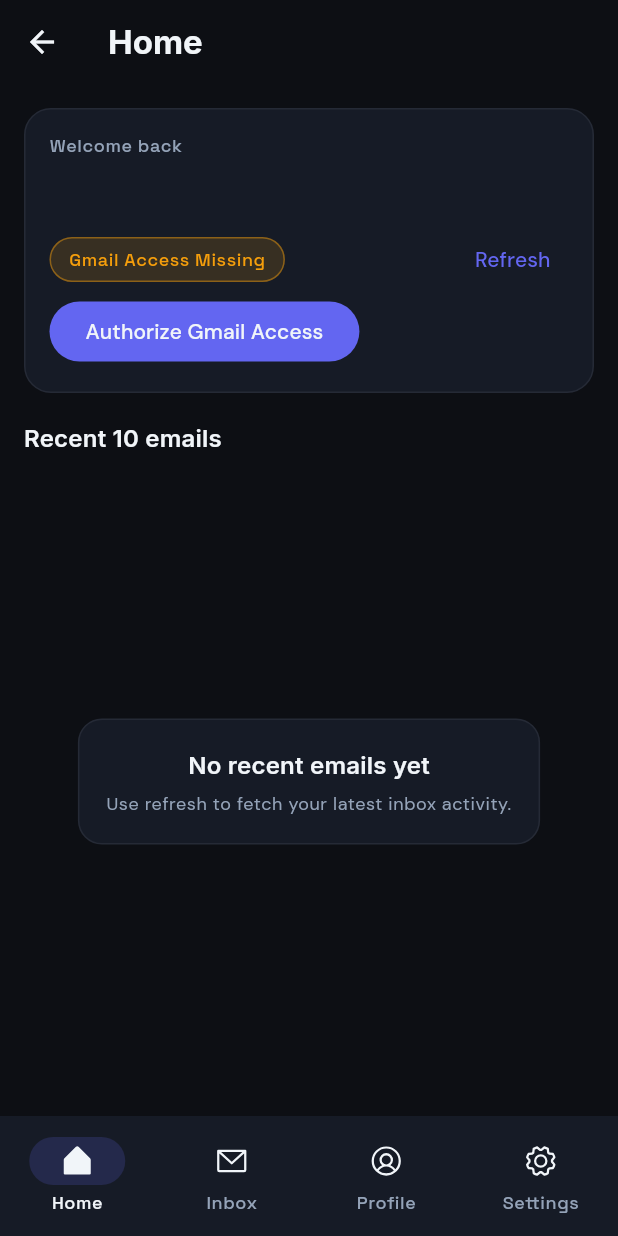
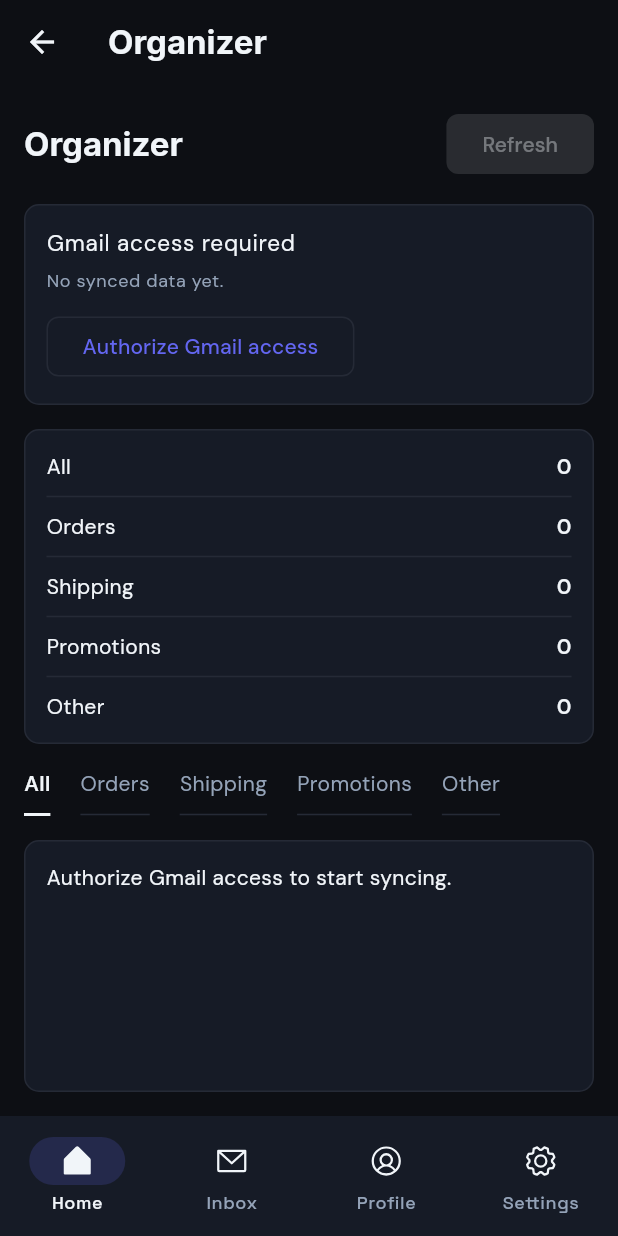
Before and after one commit to shahidhustles/email_classifier_app, a Flutter app: the AppShellScreen screen opened directly, on a phone screen of 412 x 824 dp. Run offline on Flutter 3.47's test engine with Material 3 defaults, Android fonts, the phone set to English and light mode, and no system bars; our stand-ins replace flutter_dotenv, google_fonts, google_sign_in, phosphor_flutter, shared_preferences; missing offline and left inert: extension_google_sign_in_as_googleapis_auth, googleapis; accounts and stored records are empty.

Commit message:
feat: refresh inbox and home UI
Co-authored-by: Copilot <223556219+Copilot@users.noreply.github.com>

```diff
--- a/lib/screens/app_shell_screen.dart
+++ b/lib/screens/app_shell_screen.dart
@@ -18,7 +18,7 @@ class _AppShellScreenState extends State<AppShellScreen> {
   int _selectedIndex = 0;
 
   static const List<String> _titles = <String>[
-    'Home',
+    'Organizer',
     'Inbox',
     'Profile',
     'Settings',
--- a/lib/screens/home_screen.dart
+++ b/lib/screens/home_screen.dart
@@ -79,7 +79,9 @@ class HomeScreen extends StatelessWidget {
                         TextButton(
                           onPressed: emailProvider.isLoading
                               ? null
-                              : () => emailProvider.loadLatestEmails(limit: 10),
+                              : () => emailProvider.loadLatestEmails(
+                                  limitPerLabel: 10,
+                                ),
                           child: const Text('Load'),
                         ),
                         TextButton(
--- a/lib/screens/tabs/home_tab_screen.dart
+++ b/lib/screens/tabs/home_tab_screen.dart
@@ -2,120 +2,53 @@ import 'package:flutter/material.dart';
 import 'package:provider/provider.dart';
 
 import '../../config/app_theme.dart';
-import '../../models/auth_user.dart';
 import '../../models/email_model.dart';
 import '../../providers/auth_provider.dart';
 import '../../providers/email_provider.dart';
+import '../../widgets/email_category_filter_bar.dart';
 import '../../widgets/email_list_item.dart';
 
-class HomeTabScreen extends StatefulWidget {
+class HomeTabScreen extends StatelessWidget {
   const HomeTabScreen({super.key});
-
-  @override
-  State<HomeTabScreen> createState() => _HomeTabScreenState();
-}
-
-class _HomeTabScreenState extends State<HomeTabScreen> {
-  bool _autoLoadTriggered = false;
-
-  void _maybeAutoLoad(AuthProvider authProvider, EmailProvider emailProvider) {
-    if (_autoLoadTriggered) {
-      return;
-    }
-
-    if (!authProvider.hasGmailAccess || emailProvider.isLoading) {
-      return;
-    }
-
-    if (emailProvider.emails.isNotEmpty) {
-      _autoLoadTriggered = true;
-      return;
-    }
-
-    _autoLoadTriggered = true;
-    WidgetsBinding.instance.addPostFrameCallback((_) {
-      if (!mounted) {
-        return;
-      }
-      emailProvider.loadLatestEmails(limit: 10);
-    });
-  }
 
   @override
   Widget build(BuildContext context) {
     return Consumer2<AuthProvider, EmailProvider>(
       builder: (context, authProvider, emailProvider, _) {
-        _maybeAutoLoad(authProvider, emailProvider);
-
-        final AuthUser? user = authProvider.currentUser;
-        final List<EmailModel> topEmails = emailProvider.emails.length > 10
-            ? emailProvider.emails.take(10).toList(growable: false)
-            : emailProvider.emails;
+        final List<EmailModel> previewEmails = emailProvider.visibleEmails
+            .take(6)
+            .toList(growable: false);
 
         return Padding(
           padding: const EdgeInsets.all(16),
           child: Column(
             crossAxisAlignment: CrossAxisAlignment.start,
             children: [
-              Container(
-                width: double.infinity,
-                padding: const EdgeInsets.all(16),
-                decoration: BoxDecoration(
-                  color: AppColors.surface,
-                  borderRadius: BorderRadius.circular(18),
-                  border: Border.all(color: AppColors.border),
+              _Toolbar(
+                canRefresh: authProvider.hasGmailAccess && !emailProvider.isLoading,
+                onRefresh: emailProvider.refreshLatestEmails,
+              ),
+              const SizedBox(height: 16),
+              _AccessSection(
+                hasGmailAccess: authProvider.hasGmailAccess,
+                isBusy: authProvider.isLoading,
+                onAuthorize: authProvider.authorizeScopes,
+                lastSyncedAt: emailProvider.lastRefreshedAt,
+              ),
+              const SizedBox(height: 16),
+              _SummarySection(emailProvider: emailProvider),
+              const SizedBox(height: 16),
+              EmailCategoryFilterBar(
+                selectedFilter: emailProvider.selectedFilter,
+                onFilterSelected: emailProvider.setSelectedFilter,
+              ),
+              const SizedBox(height: 16),
+              Expanded(
+                child: _PreviewSection(
+                  authProvider: authProvider,
+                  emailProvider: emailProvider,
+                  previewEmails: previewEmails,
                 ),
-                child: Column(
-                  crossAxisAlignment: CrossAxisAlignment.start,
-                  children: [
-                    Text(
-                      'Welcome back',
-                      style: Theme.of(context).textTheme.labelMedium,
-                    ),
-                    const SizedBox(height: 6),
-                    Text(
-                      user?.displayName ?? user?.email ?? 'Inbox user',
-                      style: Theme.of(context).textTheme.titleLarge,
-                    ),
-                    const SizedBox(height: 10),
-                    Row(
-                      children: [
-                        _StatusPill(
-                          label: authProvider.hasGmailAccess
-                              ? 'Gmail Access Granted'
-                              : 'Gmail Access Missing',
-                          color: authProvider.hasGmailAccess
-                              ? AppColors.success
-                              : AppColors.warning,
-                        ),
-                        const Spacer(),
-                        TextButton(
-                          onPressed: emailProvider.isLoading
-                              ? null
-                              : emailProvider.refreshLatestEmails,
-                          child: const Text('Refresh'),
-                        ),
-                      ],
-                    ),
-                    if (!authProvider.hasGmailAccess)
-                      Align(
-                        alignment: Alignment.centerLeft,
-                        child: FilledButton(
-                          onPressed: authProvider.authorizeScopes,
-                          child: const Text('Authorize Gmail Access'),
-                        ),
-                      ),
-                  ],
-                ),
-              ),
-              const SizedBox(height: 18),
-              Text(
-                'Recent 10 emails',
-                style: Theme.of(context).textTheme.titleMedium,
-              ),
-              const SizedBox(height: 10),
-              Expanded(
-                child: _buildEmailSection(context, emailProvider, topEmails),
               ),
             ],
           ),
@@ -123,45 +56,187 @@ class _HomeTabScreenState extends State<HomeTabScreen> {
       },
     );
   }
+}
 
-  Widget _buildEmailSection(
-    BuildContext context,
-    EmailProvider emailProvider,
-    List<EmailModel> topEmails,
-  ) {
-    if (emailProvider.isLoading) {
+class _Toolbar extends StatelessWidget {
+  const _Toolbar({required this.canRefresh, required this.onRefresh});
+
+  final bool canRefresh;
+  final VoidCallback onRefresh;
+
+  @override
+  Widget build(BuildContext context) {
+    return Row(
+      children: [
+        Text('Organizer', style: Theme.of(context).textTheme.titleLarge),
+        const Spacer(),
+        FilledButton(
+          onPressed: canRefresh ? onRefresh : null,
+          child: const Text('Refresh'),
+        ),
+      ],
+    );
+  }
+}
+
+class _AccessSection extends StatelessWidget {
+  const _AccessSection({
+    required this.hasGmailAccess,
+    required this.isBusy,
+    required this.onAuthorize,
+    required this.lastSyncedAt,
+  });
+
+  final bool hasGmailAccess;
+  final bool isBusy;
+  final VoidCallback onAuthorize;
+  final DateTime? lastSyncedAt;
+
+  @override
+  Widget build(BuildContext context) {
+    return Container(
+      width: double.infinity,
+      padding: const EdgeInsets.all(14),
+      decoration: BoxDecoration(
+        color: AppColors.surface,
+        borderRadius: BorderRadius.circular(10),
+        border: Border.all(color: AppColors.border),
+      ),
+      child: Column(
+        crossAxisAlignment: CrossAxisAlignment.start,
+        children: [
+          Text(
+            hasGmailAccess ? 'Gmail access granted' : 'Gmail access required',
+            style: Theme.of(context).textTheme.bodyLarge,
+          ),
+          const SizedBox(height: 6),
+          Text(
+            lastSyncedAt == null
+                ? 'No synced data yet.'
+                : 'Last synced ${_formatDate(lastSyncedAt!)}',
+            style: Theme.of(context).textTheme.bodySmall,
+          ),
+          if (!hasGmailAccess) ...[
+            const SizedBox(height: 12),
+            OutlinedButton(
+              onPressed: isBusy ? null : onAuthorize,
+              child: const Text('Authorize Gmail access'),
+            ),
+          ],
+        ],
+      ),
+    );
+  }
+
+  String _formatDate(DateTime value) {
+    final DateTime local = value.toLocal();
+    final String month = local.month.toString().padLeft(2, '0');
+    final String day = local.day.toString().padLeft(2, '0');
+    final String hour = local.hour.toString().padLeft(2, '0');
+    final String minute = local.minute.toString().padLeft(2, '0');
+    return '${local.year}-$month-$day $hour:$minute';
+  }
+}
+
+class _SummarySection extends StatelessWidget {
+  const _SummarySection({required this.emailProvider});
+
+  final EmailProvider emailProvider;
+
+  @override
+  Widget build(BuildContext context) {
+    return Container(
+      width: double.infinity,
+      padding: const EdgeInsets.all(14),
+      decoration: BoxDecoration(
+        color: AppColors.surface,
+        borderRadius: BorderRadius.circular(10),
+        border: Border.all(color: AppColors.border),
+      ),
+      child: Column(
+        children: [
+          _CountRow(label: 'All', count: emailProvider.allCount),
+          const Divider(height: 20, color: AppColors.border),
+          _CountRow(label: 'Orders', count: emailProvider.orderCount),
+          const Divider(height: 20, color: AppColors.border),
+          _CountRow(label: 'Shipping', count: emailProvider.shippingCount),
+          const Divider(height: 20, color: AppColors.border),
+          _CountRow(label: 'Promotions', count: emailProvider.promotionCount),
+          const Divider(height: 20, color: AppColors.border),
+          _CountRow(label: 'Other', count: emailProvider.otherCount),
+        ],
+      ),
+    );
+  }
+}
+
+class _CountRow extends StatelessWidget {
+  const _CountRow({required this.label, required this.count});
+
+  final String label;
+  final int count;
+
+  @override
+  Widget build(BuildContext context) {
+    return Row(
+      children: [
+        Text(label, style: Theme.of(context).textTheme.bodyMedium),
+        const Spacer(),
+        Text(
+          '$count',
+          style: Theme.of(
+            context,
+          ).textTheme.bodyMedium?.copyWith(fontWeight: FontWeight.w600),
+        ),
+      ],
+    );
+  }
+}
+
+class _PreviewSection extends StatelessWidget {
+  const _PreviewSection({
+    required this.authProvider,
+    required this.emailProvider,
+    required this.previewEmails,
+  });
+
+  final AuthProvider authProvider;
+  final EmailProvider emailProvider;
+  final List<EmailModel> previewEmails;
+
+  @override
+  Widget build(BuildContext context) {
+    if (emailProvider.isBootstrappingCache ||
+        (emailProvider.isLoading && emailProvider.emails.isEmpty)) {
       return const Center(child: CircularProgressIndicator());
     }
 
     if (emailProvider.errorMessage != null) {
-      return Column(
-        crossAxisAlignment: CrossAxisAlignment.start,
-        children: [
-          Text(
-            emailProvider.errorMessage!,
-            style: const TextStyle(color: AppColors.danger),
-          ),
-          const SizedBox(height: 10),
-          FilledButton(
-            onPressed: emailProvider.refreshLatestEmails,
-            child: const Text('Retry'),
-          ),
-        ],
+      return _MessageBlock(
+        message: emailProvider.errorMessage!,
+        actionLabel: 'Retry',
+        onAction: authProvider.hasGmailAccess
+            ? emailProvider.refreshLatestEmails
+            : authProvider.authorizeScopes,
       );
     }
 
-    if (topEmails.isEmpty) {
-      return const _EmptyState(
-        title: 'No recent emails yet',
-        subtitle: 'Use refresh to fetch your latest inbox activity.',
+    if (!authProvider.hasGmailAccess && previewEmails.isEmpty) {
+      return const _MessageBlock(message: 'Authorize Gmail access to start syncing.');
+    }
+
+    if (previewEmails.isEmpty) {
+      final String filterLabel = emailProvider.selectedFilter.label.toLowerCase();
+      return _MessageBlock(
+        message: 'No $filterLabel emails in the current sync.',
       );
     }
 
     return ListView.separated(
-      itemCount: topEmails.length,
+      itemCount: previewEmails.length,
       separatorBuilder: (_, __) => const SizedBox(height: 10),
       itemBuilder: (context, index) {
-        final EmailModel email = topEmails[index];
+        final EmailModel email = previewEmails[index];
         return EmailListItem(
           key: ValueKey<String>('home-email-${email.id}'),
           email: email,
@@ -171,58 +246,38 @@ class _HomeTabScreenState extends State<HomeTabScreen> {
   }
 }
 
-class _StatusPill extends StatelessWidget {
-  const _StatusPill({required this.label, required this.color});
+class _MessageBlock extends StatelessWidget {
+  const _MessageBlock({
+    required this.message,
+    this.actionLabel,
+    this.onAction,
+  });
 
-  final String label;
-  final Color color;
+  final String message;
+  final String? actionLabel;
+  final VoidCallback? onAction;
 
   @override
   Widget build(BuildContext context) {
     return Container(
-      padding: const EdgeInsets.symmetric(horizontal: 12, vertical: 6),
+      width: double.infinity,
+      padding: const EdgeInsets.all(14),
       decoration: BoxDecoration(
-        color: color.withValues(alpha: 0.15),
-        borderRadius: BorderRadius.circular(999),
-        border: Border.all(color: color.withValues(alpha: 0.45)),
+        color: AppColors.surface,
+        borderRadius: BorderRadius.circular(10),
+        border: Border.all(color: AppColors.border),
       ),
-      child: Text(
-        label,
-        style: Theme.of(context).textTheme.labelMedium?.copyWith(color: color),
+      child: Column(
+        mainAxisSize: MainAxisSize.min,
+        crossAxisAlignment: CrossAxisAlignment.start,
+        children: [
+          Text(message, style: Theme.of(context).textTheme.bodyMedium),
+          if (actionLabel != null && onAction != null) ...[
+            const SizedBox(height: 12),
+            OutlinedButton(onPressed: onAction, child: Text(actionLabel!)),
+          ],
+        ],
       ),
     );
   }
 }
-
-class _EmptyState extends StatelessWidget {
-  const _EmptyState({required this.title, required this.subtitle});
-
-  final String title;
-  final String subtitle;
-
-  @override
-  Widget build(BuildContext context) {
-    return Center(
-      child: Container(
-        padding: const EdgeInsets.all(18),
-        decoration: BoxDecoration(
-          color: AppColors.surface,
-          borderRadius: BorderRadius.circular(16),
-          border: Border.all(color: AppColors.border),
-        ),
-        child: Column(
-          mainAxisSize: MainAxisSize.min,
-          children: [
-            Text(title, style: Theme.of(context).textTheme.titleMedium),
-            const SizedBox(height: 6),
-            Text(
-              subtitle,
-              style: Theme.of(context).textTheme.bodySmall,
-              textAlign: TextAlign.center,
-            ),
-          ],
-        ),
-      ),
-    );
-  }
-}
--- /dev/null
+++ b/lib/widgets/email_category_filter_bar.dart
@@ -0,0 +1,58 @@
+import 'package:flutter/material.dart';
+
+import '../config/app_theme.dart';
+import '../providers/email_provider.dart';
+
+class EmailCategoryFilterBar extends StatelessWidget {
+  const EmailCategoryFilterBar({
+    super.key,
+    required this.selectedFilter,
+    required this.onFilterSelected,
+  });
+
+  final EmailFilter selectedFilter;
+  final ValueChanged<EmailFilter> onFilterSelected;
+
+  @override
+  Widget build(BuildContext context) {
+    final TextTheme textTheme = Theme.of(context).textTheme;
+
+    return SingleChildScrollView(
+      scrollDirection: Axis.horizontal,
+      child: Row(
+        children: EmailFilter.values.map((EmailFilter filter) {
+          final bool selected = filter == selectedFilter;
+
+          return Padding(
+            padding: const EdgeInsets.only(right: 20),
+            child: InkWell(
+              onTap: () => onFilterSelected(filter),
+              borderRadius: BorderRadius.circular(6),
+              child: AnimatedContainer(
+                duration: const Duration(milliseconds: 140),
+                padding: const EdgeInsets.only(bottom: 10),
+                decoration: BoxDecoration(
+                  border: Border(
+                    bottom: BorderSide(
+                      color: selected ? AppColors.textPrimary : AppColors.border,
+                      width: selected ? 2 : 1,
+                    ),
+                  ),
+                ),
+                child: Text(
+                  filter.label,
+                  style: textTheme.bodyMedium?.copyWith(
+                    color: selected
+                        ? AppColors.textPrimary
+                        : AppColors.textSecondary,
+                    fontWeight: selected ? FontWeight.w600 : FontWeight.w400,
+                  ),
+                ),
+              ),
+            ),
+          );
+        }).toList(growable: false),
+      ),
+    );
+  }
+}
```
Also changed, not shown: lib/config/app_theme.dart (+26 -4 lines), lib/screens/tabs/inbox_tab_screen.dart (+104 -20 lines), lib/widgets/email_list_item.dart (+17 -21 lines), 2 other files.
